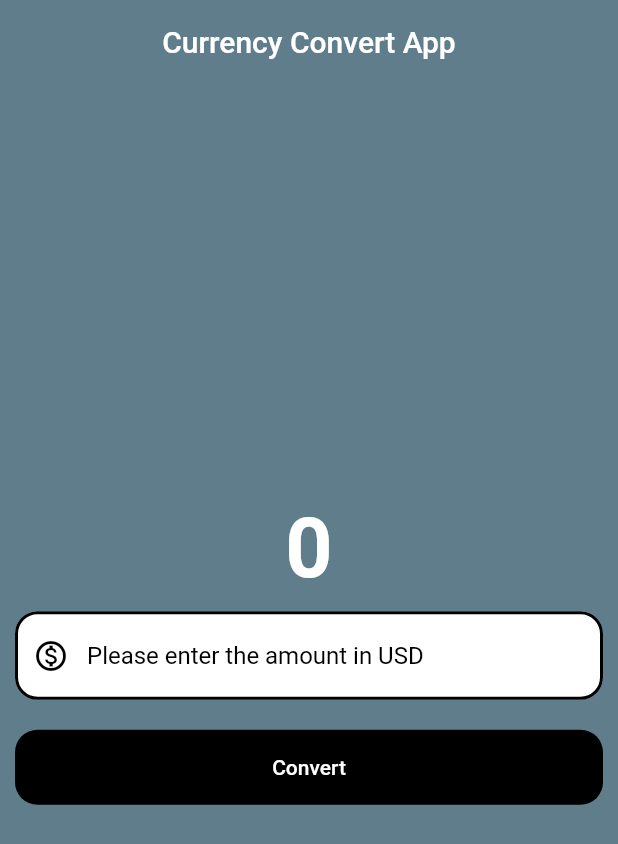
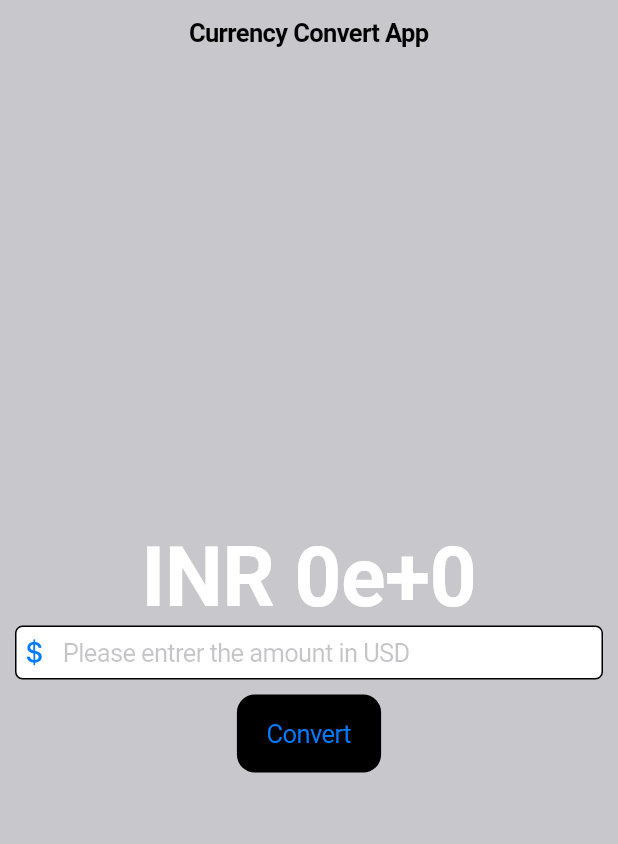
Before and after one commit to alamine95/flutter_application_1, a Flutter app: the screen it shows after launch, on a phone screen of 412 x 824 dp. Shown: the top 844 px of the screen. Run offline on Flutter 3.47's test engine with Material 2 defaults, Android fonts, the phone set to English and light mode, and no system bars.

Commit message:
Cupertino Designe

```diff
--- a/lib/currency_convert_material_page.dart
+++ b/lib/currency_convert_material_page.dart
@@ -1,8 +1,26 @@
-import 'package:flutter/foundation.dart';
 import 'package:flutter/material.dart';
+//1. Create a variable that the stores the converted current value
+//2. Create a function that multiplies the value given by the textField with 81
+//3. Store the value in the variable that we created
+//4. Display the variable
 
-class CurrencyConvertMaterialPage extends StatelessWidget{
+class CurrencyConvertMaterialPage extends StatefulWidget {
   const CurrencyConvertMaterialPage({super.key});
+
+  @override
+  State<CurrencyConvertMaterialPage> createState() =>
+    _CurrentConvertMaterialPageState();
+}
+
+class _CurrentConvertMaterialPageState
+    extends State<CurrencyConvertMaterialPage> {
+  double result=0;
+  TextEditingController textEditingController = TextEditingController();
+
+  void convert(){
+    result = double.parse(textEditingController.text) * 80;
+    setState(() {});
+  }
 
   @override
   Widget build(BuildContext context){
@@ -23,11 +41,13 @@ class CurrencyConvertMaterialPage extends StatelessWidget{
           centerTitle: true,
         ),
         body: Center(
+          child: Padding(
+            padding: const EdgeInsets.all(10),
             child: Column(
               mainAxisAlignment: MainAxisAlignment.center,
               children: [
-              const Text(
-                '0',
+                Text(
+                  'INR ${result!=0 ? result.toStringAsFixed(3): result.toStringAsExponential(0)}',
                   style: const TextStyle(
                     fontSize: 55,
                     fontWeight: FontWeight.bold,
@@ -36,11 +56,10 @@ class CurrencyConvertMaterialPage extends StatelessWidget{
                 ),
                 // Padding
                 // Container
-              Padding(
-                padding: const EdgeInsets.all(10),
-                child: TextField(
+                TextField(
+                  controller: textEditingController,
                   style: TextStyle(
-                    color: Colors.white,
+                    color: Colors.black,
                   ),
                   decoration: InputDecoration(
                     hintText: 'Please enter the amount in USD',
@@ -58,20 +77,13 @@ class CurrencyConvertMaterialPage extends StatelessWidget{
                   decimal: true,
                 ),
                 ),
-              ),
+                const SizedBox(height: 10),
                 // button
 
                 // raised button
                 //appears like a text
-              Padding(
-                padding: const EdgeInsets.all(10),
-                child: TextButton(
-                  onPressed: () {
-                    // debug, release, profile
-                    if(kDebugMode) {
-                      print('Button released clicked');
-                    }
-                  },
+                ElevatedButton(
+                  onPressed: convert,
                   style: TextButton.styleFrom(
                     backgroundColor: Colors.black,
                     foregroundColor: Colors.white,
@@ -81,12 +93,17 @@ class CurrencyConvertMaterialPage extends StatelessWidget{
                     )
                   ),
                   child: const Text('Convert'),
-                ),
                 )
               ],
+            ),
           ),
         ),
       ),
     );
   }
 }
+
+// class CurrencyConvertMaterialPagee extends StatelessWidget{
+//   const CurrencyConvertMaterialPagee({super.key});
+
+// }
--- /dev/null
+++ b/lib/currency_converter_cupertino_page.dart
@@ -0,0 +1,82 @@
+import 'package:flutter/cupertino.dart';
+
+class CurrencyConverterCupertinoPage extends StatefulWidget {
+  const CurrencyConverterCupertinoPage({super.key});
+
+  @override
+  State<CurrencyConverterCupertinoPage> createState() => _CurrencyConverterCupertinoPageState();
+}
+
+class _CurrencyConverterCupertinoPageState extends State<CurrencyConverterCupertinoPage> {
+  double result=0;
+  TextEditingController textEditingController = TextEditingController();
+
+  void convert(){
+    result = double.parse(textEditingController.text) * 80;
+    setState(() {});
+  }
+
+  @override
+  void dispose() {
+    textEditingController.dispose();
+    super.dispose();
+  }
+
+  @override
+  Widget build(BuildContext context) {
+
+    return CupertinoPageScaffold(
+        backgroundColor: CupertinoColors.systemGrey3,
+        navigationBar: const CupertinoNavigationBar(
+          backgroundColor: CupertinoColors.systemGrey3,
+          middle: Text('Currency Convert App'),
+        ),
+        child: Center(
+          child: Padding(
+            padding: const EdgeInsets.all(10),
+            child: Column(
+              mainAxisAlignment: MainAxisAlignment.center,
+              children: [
+                Text(
+                  'INR ${result!=0 ? result.toStringAsFixed(3): result.toStringAsExponential(0)}',
+                  style: const TextStyle(
+                    fontSize: 55,
+                    fontWeight: FontWeight.bold,
+                    color: Color.fromARGB(255, 255, 255, 255),
+                  ),
+                ),
+                // Padding
+                // Container
+                CupertinoTextField(
+                  controller: textEditingController,
+                  style: TextStyle(
+                    color: CupertinoColors.black,
+                  ),
+                  decoration: BoxDecoration(
+                    color: CupertinoColors.white,
+                    border: Border.all(),
+                    borderRadius: BorderRadius.circular(5),
+                  ),
+                  placeholder: 'Please entrer the amount in USD',
+                  prefix: const Icon(CupertinoIcons.money_dollar),
+                  keyboardType: const TextInputType.numberWithOptions(
+                    decimal: true,
+                  ),
+                ),
+                const SizedBox(height: 10),
+                // button
+
+                // raised button
+                //appears like a text
+                CupertinoButton(
+                  onPressed: convert,
+                  color: CupertinoColors.black,
+                  child: const Text('Convert'),
+                )
+              ],
+            ),
+          ),
+        ),
+    );
+  }
+}
--- a/lib/main.dart
+++ b/lib/main.dart
@@ -1,8 +1,10 @@
+import 'package:flutter/cupertino.dart';
 import 'package:flutter/material.dart';
 import 'package:flutter_application_1/currency_convert_material_page.dart';
+import 'package:flutter_application_1/currency_converter_cupertino_page.dart';
 
 void main() {
-  runApp(const MyApp());
+  runApp(const MyCupertinoApp());
 }
 
 // Types of Widgets
@@ -10,7 +12,6 @@ void main() {
 // 2. StatlefulWidget
 
 // State
-
 // 1. Material Design by google
 // 2. Cupertino Design by Apple
 
@@ -19,8 +20,19 @@ class MyApp extends StatelessWidget {
 
   @override
   Widget build(BuildContext context) {
-    return MaterialApp(
+    return const MaterialApp(
       home: CurrencyConvertMaterialPage(),
     );
   }
 }
+
+class MyCupertinoApp extends StatelessWidget {
+  const MyCupertinoApp({super.key});
+
+  @override
+  Widget build(BuildContext context) {
+    return const CupertinoApp(
+      home: CurrencyConverterCupertinoPage(),
+    );
+  }
+}
```
Lines whose indentation alone changed are shown as unchanged.
